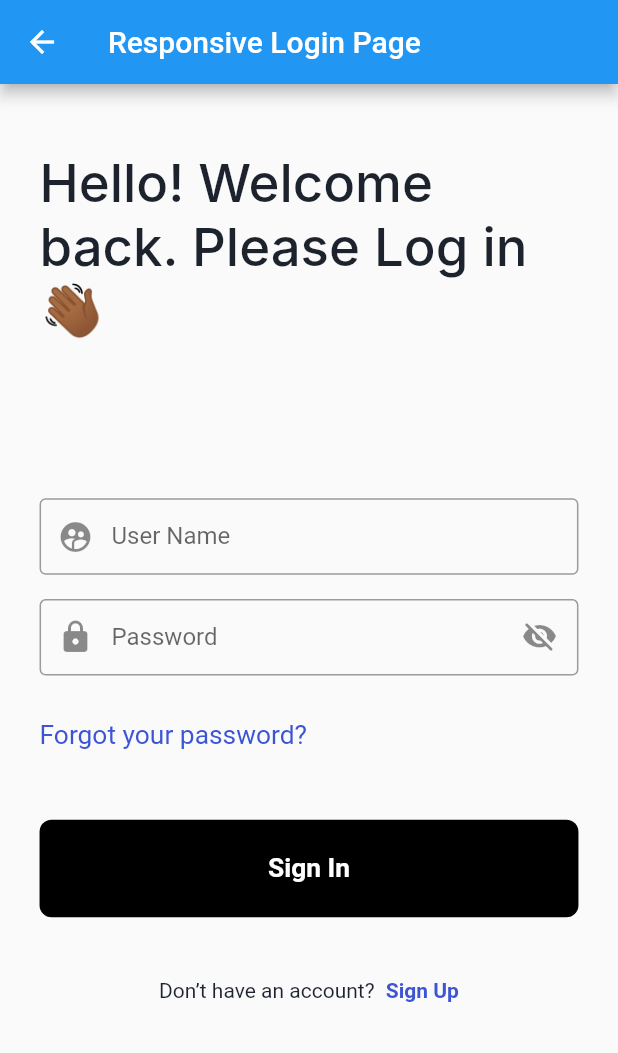
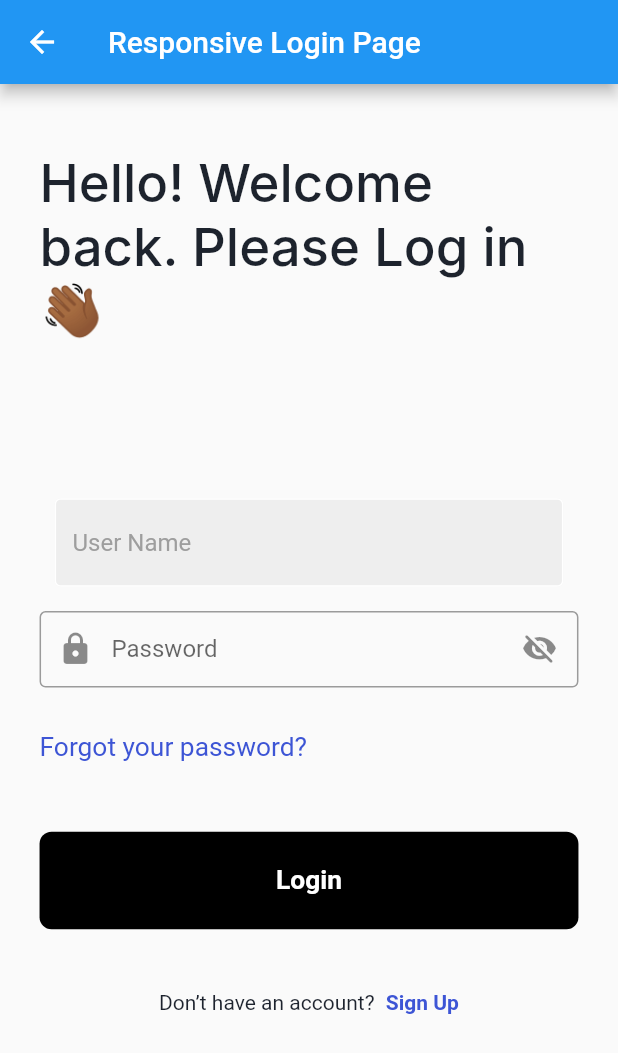
Before and after one commit to WorkPla/FlutterTemplet, a Flutter app: the screen it shows after launch, after a tap on "Responsive Login Page", on a phone screen of 412 x 824 dp. Shown: the top 1053 px of the screen. Run offline on Flutter 3.47's test engine with Material 2 defaults, Android fonts, the phone set to English and light mode, and no system bars; our stand-ins replace device_preview, flutter_screenutil, google_fonts; Roboto replaces fonts that are missing (Inter).

Commit message:
- Added firebase auth flow ui.

```diff
--- a/lib/Buttons/login_button.dart
+++ b/lib/Buttons/login_button.dart
@@ -3,8 +3,8 @@ import 'package:flutter_screenutil/flutter_screenutil.dart';
 
 class LoginButton extends StatelessWidget {
   final Function()? onTap;
-
-  const LoginButton({super.key, required this.onTap});
+  final String title;
+  const LoginButton({super.key, required this.onTap, required this.title});
 
   @override
   Widget build(BuildContext context) {
@@ -18,7 +18,7 @@ class LoginButton extends StatelessWidget {
         ),
         child: Center(
           child: Text(
-            "Sign In",
+            this.title,
             style: TextStyle(
               color: Colors.white,
               fontWeight: FontWeight.bold,
--- a/lib/TextField/user_name_textField.dart
+++ b/lib/TextField/user_name_textField.dart
@@ -1,33 +1,35 @@
 import 'package:flutter/material.dart';
 
-class UserNameField extends StatefulWidget {
-  UserNameField({super.key, required this.title});
-  final String title;
+class UserNameField extends StatelessWidget {
+  final controller;
+  final bool obscureText;
+  final title;
+
+  const UserNameField({
+    super.key,
+    required this.title,
+    required this.controller,
+    required this.obscureText,
+  });
 
   @override
-  _UserNameFieldState createState() => _UserNameFieldState();
-}
-
-class _UserNameFieldState extends State<UserNameField> {
-  @override
   Widget build(BuildContext context) {
-    return TextField(
-      keyboardType: TextInputType.visiblePassword,
-      decoration: InputDecoration(
-        floatingLabelBehavior:
-            FloatingLabelBehavior.never, //Hides label on focus or if filled
-        labelText: widget.title,
-        //filled: true, // Needed for adding a fill color
-        //fillColor: Colors.grey.shade800,
-        isDense: true, // Reduces height a bit
-        border: OutlineInputBorder(
-            //borderSide: BorderSide.none, // No border
-            //borderRadius: BorderRadius.circular(12), // Apply corner radius
+    return Padding(
+      padding: const EdgeInsets.symmetric(horizontal: 10.0),
+      child: TextField(
+        controller: controller,
+        obscureText: obscureText,
+        decoration: InputDecoration(
+            enabledBorder: const OutlineInputBorder(
+              borderSide: BorderSide(color: Colors.white),
             ),
-        prefixIcon: Icon(Icons.supervised_user_circle, size: 24),
-        suffixIcon: Padding(
-          padding: const EdgeInsets.fromLTRB(0, 0, 4, 0),
-        ),
+            focusedBorder: OutlineInputBorder(
+              borderSide: BorderSide(color: Colors.grey.shade400),
+            ),
+            fillColor: Colors.grey.shade200,
+            filled: true,
+            hintText: title,
+            hintStyle: TextStyle(color: Colors.grey[500])),
       ),
     );
   }
--- a/lib/features/home/home_page.dart
+++ b/lib/features/home/home_page.dart
@@ -1,6 +1,7 @@
 import 'package:flutter/material.dart';
 import 'package:my_flutter_template/features/home/home_page_cell.dart';
 import 'package:my_flutter_template/features/responsive_ui_flutter_screenutil_pub/responsive_ui.dart';
+import 'package:my_flutter_template/features/firebase_auth/mobile_info.dart';
 
 class MyHomePage extends StatefulWidget {
   MyHomePage({super.key, required this.title});
@@ -13,7 +14,7 @@ class MyHomePage extends StatefulWidget {
 class _MyHomePageState extends State<MyHomePage> {
   @override
   Widget build(BuildContext context) {
-    var topics = ['Responsive Login Page'];
+    var topics = ['Responsive Login Page', 'Firebase Auth'];
     return new MaterialApp(
       home: new Scaffold(
         appBar: new AppBar(
@@ -37,7 +38,14 @@ class _MyHomePageState extends State<MyHomePage> {
                           context,
                           new MaterialPageRoute(
                               builder: (context) => new ResponsiveLoginPage(
-                                    title: "Responsive Login Page",
+                                    title: topic,
+                                  )));
+                    } else if (index == 1) {
+                      Navigator.push(
+                          context,
+                          new MaterialPageRoute(
+                              builder: (context) => new MobileInfo(
+                                    title: topic,
                                   )));
                     }
                   },
--- a/lib/features/responsive_ui_flutter_screenutil_pub/responsive_ui.dart
+++ b/lib/features/responsive_ui_flutter_screenutil_pub/responsive_ui.dart
@@ -15,6 +15,8 @@ class ResponsiveLoginPage extends StatefulWidget {
 }
 
 class _ResponsiveLoginPageState extends State<ResponsiveLoginPage> {
+  final usernameController = TextEditingController();
+
   @override
   Widget build(BuildContext context) {
     return Scaffold(
@@ -44,7 +46,11 @@ class _ResponsiveLoginPageState extends State<ResponsiveLoginPage> {
               // Text Field
 
               SizedBox(height: 103.h),
-              UserNameField(title: "User Name"),
+              UserNameField(
+                title: "User Name",
+                controller: usernameController,
+                obscureText: false,
+              ),
               SizedBox(height: 16.h),
               PasswordField(),
               SizedBox(height: 29.h),
@@ -64,9 +70,12 @@ class _ResponsiveLoginPageState extends State<ResponsiveLoginPage> {
 
               // Login button
 
-              LoginButton(onTap: () {
-                print('tap on login button.');
-              }),
+              LoginButton(
+                onTap: () {
+                  print('tap on login button.');
+                },
+                title: "Login",
+              ),
               SizedBox(height: 40.h),
 
               // Don’t have an account? sign up
```
Also changed, not shown: lib/features/firebase_auth/mobile_info.dart (added, +78 -0 lines), lib/features/firebase_auth/otp_verify.dart (added, +58 -0 lines), lib/features/firebase_auth/home_page.dart (added), 3 other files.
